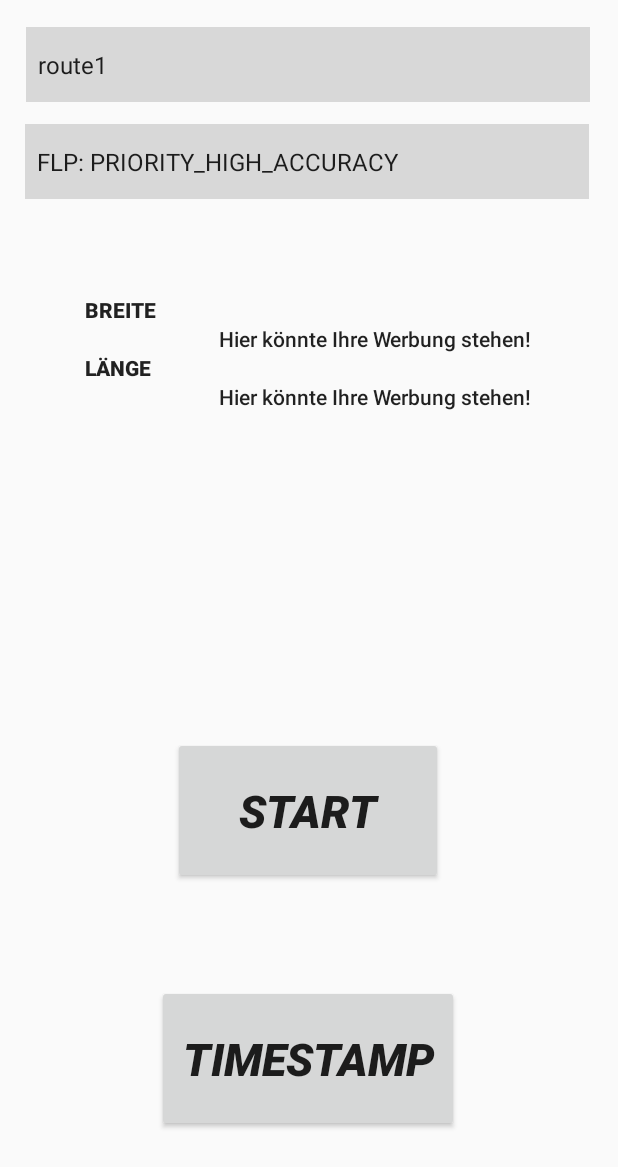
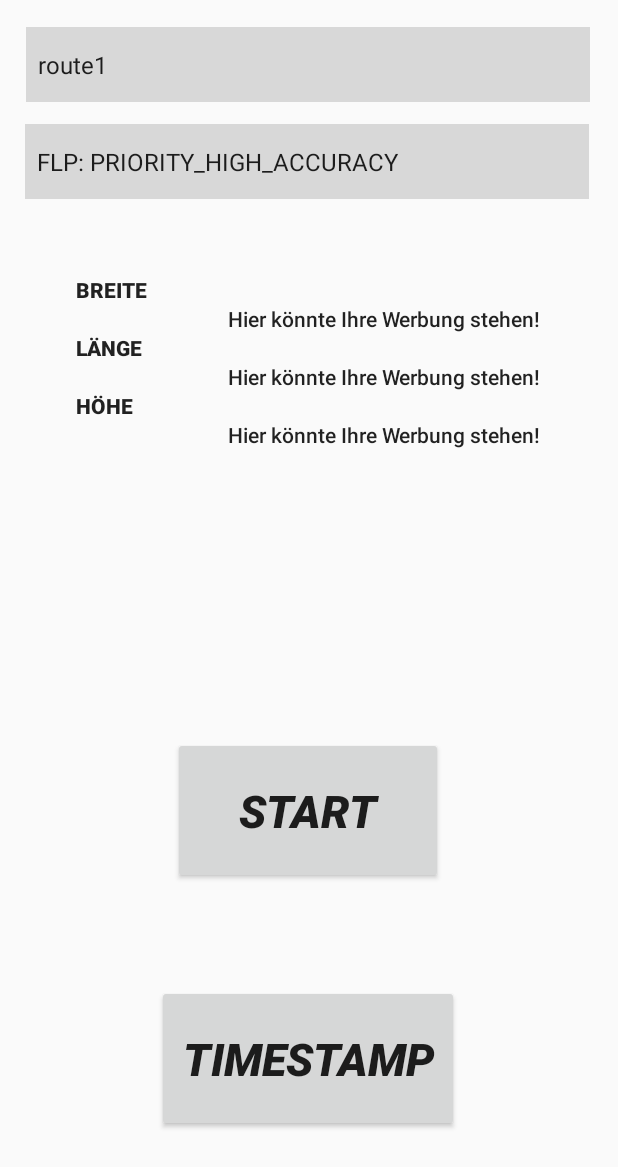
Before and after one commit to nskrzypczyk/LoMo-Praktikum, an Android app: the layout activity_prak2.xml on its own in the app's theme, with its tools: preview values and no code run, on a phone screen of 412 x 824 dp. Shown: the top 1167 px of the screen. Run offline under Robolectric (Android 15) with nearby library versions, the phone set to English and light mode, and no system bars.

Commit message:
Konfig aus UI in den FLP einbinden

```diff
--- a/Praktikum1/app/src/main/res/layout/activity_prak2.xml
+++ b/Praktikum1/app/src/main/res/layout/activity_prak2.xml
@@ -45,8 +45,8 @@
 
     <ScrollView
         android:id="@+id/scrollView2"
-        android:layout_width="298dp"
-        android:layout_height="111dp"
+        android:layout_width="310dp"
+        android:layout_height="212dp"
         android:layout_marginBottom="84dp"
         app:layout_constraintBottom_toBottomOf="parent"
         app:layout_constraintEnd_toEndOf="parent"
@@ -94,6 +94,23 @@
                 android:text="Hier könnte Ihre Werbung stehen!"
                 android:textAppearance="@style/TextAppearance.AppCompat.Body2" />
 
+            <TextView
+                android:id="@+id/textView9"
+                android:layout_width="match_parent"
+                android:layout_height="wrap_content"
+                android:text="Höhe"
+                android:textAllCaps="true"
+                android:textAppearance="@style/TextAppearance.AppCompat.Body2"
+                android:textStyle="bold" />
+
+            <TextView
+                android:id="@+id/tvAlt"
+                android:layout_width="wrap_content"
+                android:layout_height="wrap_content"
+                android:layout_gravity="right"
+                android:text="Hier könnte Ihre Werbung stehen!"
+                android:textAppearance="@style/TextAppearance.AppCompat.Body2" />
+
         </LinearLayout>
 
     </ScrollView>
```
Also changed, not shown: Praktikum1/app/src/main/java/com/example/praktikum1/Prak2.java (+60 -27 lines), Praktikum1/app/src/main/java/com/example/praktikum1/Utils.java (added, +18 -0 lines).
